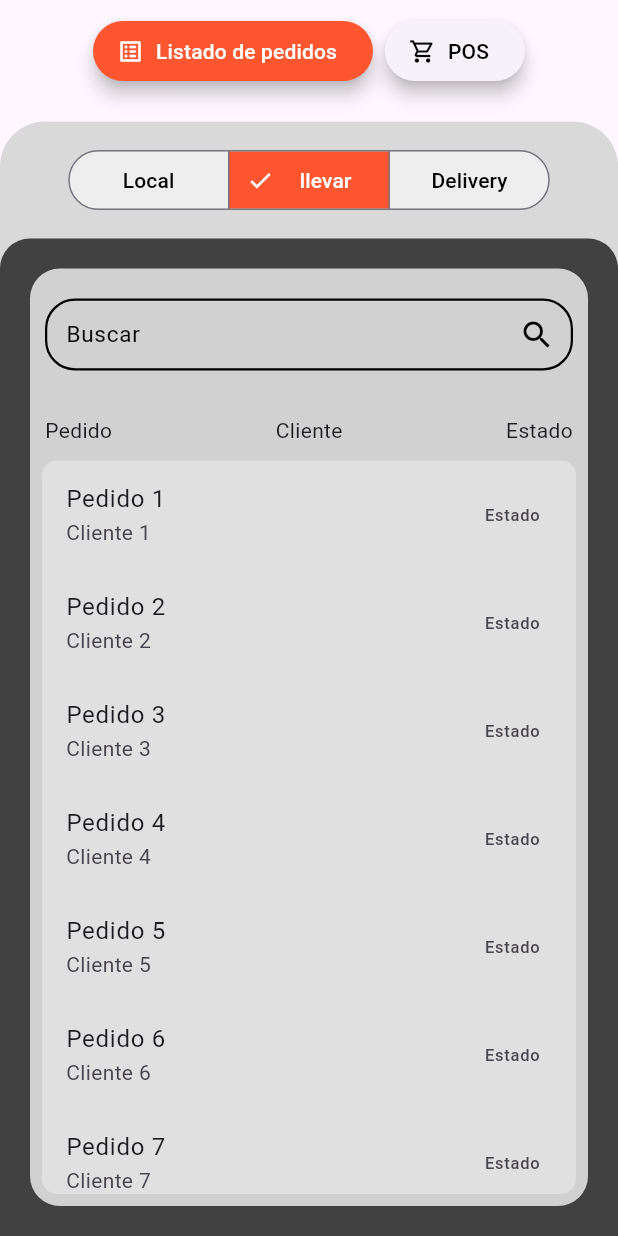
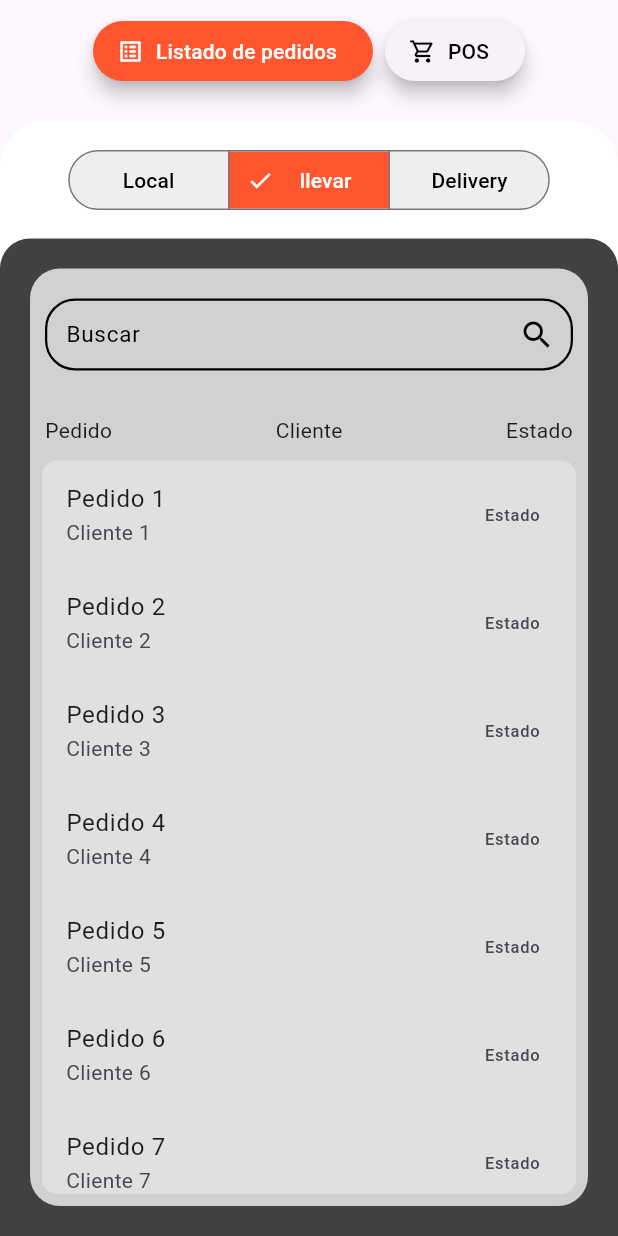
Before and after one commit to JosueRamirezH01/AppNakamuraFood, a Flutter app: the HomePage screen opened by its route, on a phone screen of 412 x 824 dp. Run offline on Flutter 3.47's test engine with Material 3 defaults, Android fonts, the phone set to English and light mode, and no system bars; our stand-ins replace fluttertoast, modal_bottom_sheet; missing offline and left inert: mysql1.

Commit message:
completo para mostrar a wendy

```diff
--- a/lib/home/home_page.dart
+++ b/lib/home/home_page.dart
@@ -96,7 +96,7 @@ class _HomePageState extends State<HomePage> with TickerProviderStateMixin {
               borderRadius: const BorderRadius.only(
                   topLeft: Radius.circular(30), topRight: Radius.circular(30)),
               child: Container(
-                color: const Color(0xFFD9D9D9), // Fondo de color D9D9D9
+                color: Colors.white, // Fondo de color D9D9D9
                 child: TabBarView(
                   controller: _tabController,
                   children: [
--- a/lib/login/login_page.dart
+++ b/lib/login/login_page.dart
@@ -112,9 +112,11 @@ class _LoginPageState extends State<LoginPage> {
                   ),
                   Padding(
                     padding: const EdgeInsets.all(40.0),
-                    child: ElevatedButton(onPressed: _getCustomer, child: const Text('Iniciar Sesion', style: TextStyle(color: Colors.white, fontSize: 20),), style: const ButtonStyle(
+                    child: ElevatedButton(onPressed: (){
+                      Navigator.pushNamed(context, 'home');
+                    }, style: const ButtonStyle(
                       backgroundColor: MaterialStatePropertyAll(Colors.deepOrange),
-                    ),),
+                    ), child: const Text('Iniciar Sesion', style: TextStyle(color: Colors.white, fontSize: 20),),),
                   ),
                 ],
               ),
--- a/lib/main.dart
+++ b/lib/main.dart
@@ -15,7 +15,7 @@ class MyApp extends StatelessWidget {
     return MaterialApp(
       debugShowCheckedModeBanner: false,
       title: 'Flutter Demo',
-      initialRoute: 'home',
+      initialRoute: 'login',
       routes: {
         'login': (_) =>  LoginPage(),
         'home/productos': (_) => ProductosPage(),
```
